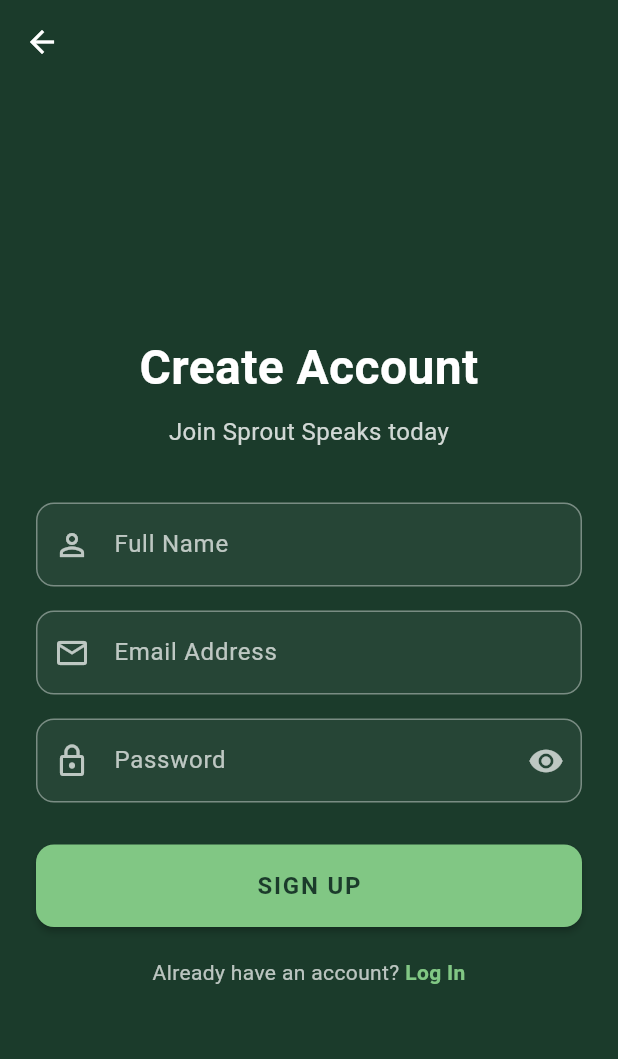
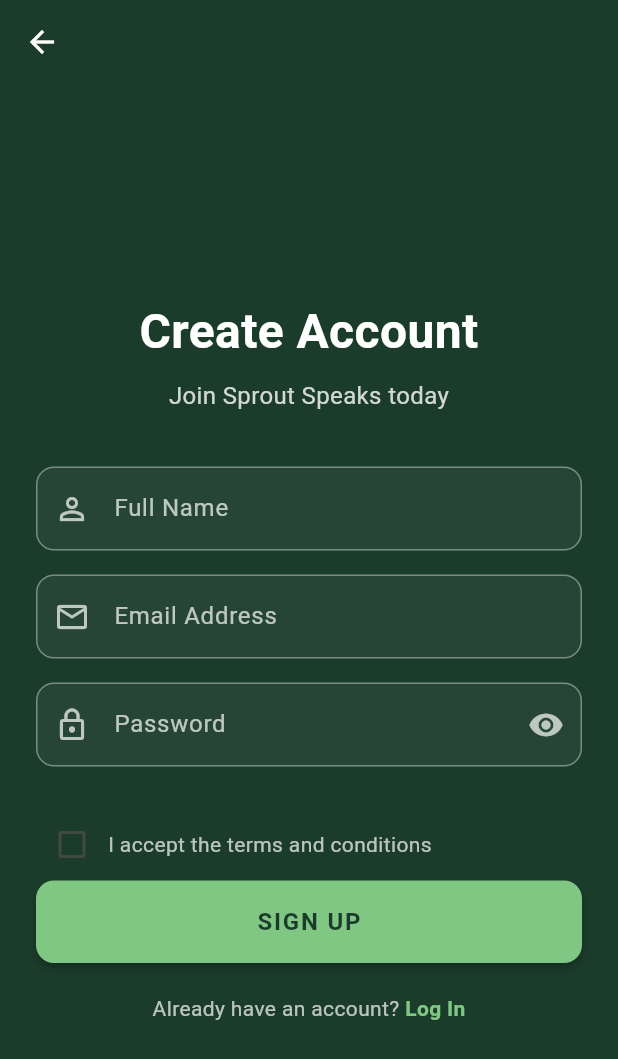
Before and after one commit to shwetaRi/RentEase, a Flutter app: the SignUpScreen screen opened directly, on a phone screen of 412 x 824 dp. Shown: the top 1059 px of the screen. Run offline on Flutter 3.47's test engine with Material 3 defaults, Android fonts, the phone set to English and light mode, and no system bars.

Commit message:
changes in sign up page

```diff
--- a/lib/signUp.dart
+++ b/lib/signUp.dart
@@ -151,7 +151,25 @@
                     },
                   ),
                   const SizedBox(height: 28),
-
+                  Row(
+                    children: [
+                      Checkbox(
+                        value: _acceptedTerms,
+                        activeColor: Color(0xFF81C784),
+                        onChanged: (val){
+                          setState(() => _acceptedTerms = val ?? false
+                          );
+                        }
+                      ),
+                      const Text(
+                        'I accept the terms and conditions',
+                        style: TextStyle(
+                            color: Colors.white70,
+                            fontSize: 14
+                        ),
+                      )
+                    ],
+                  ),
                   ElevatedButton(
                     onPressed: _submitForm,
                     style: ElevatedButton.styleFrom(
```
